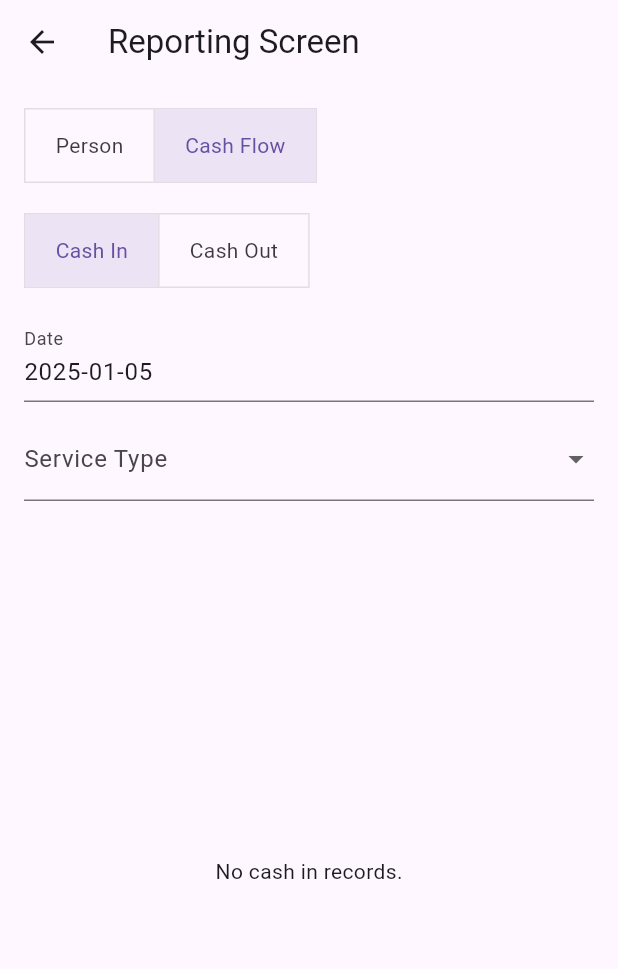
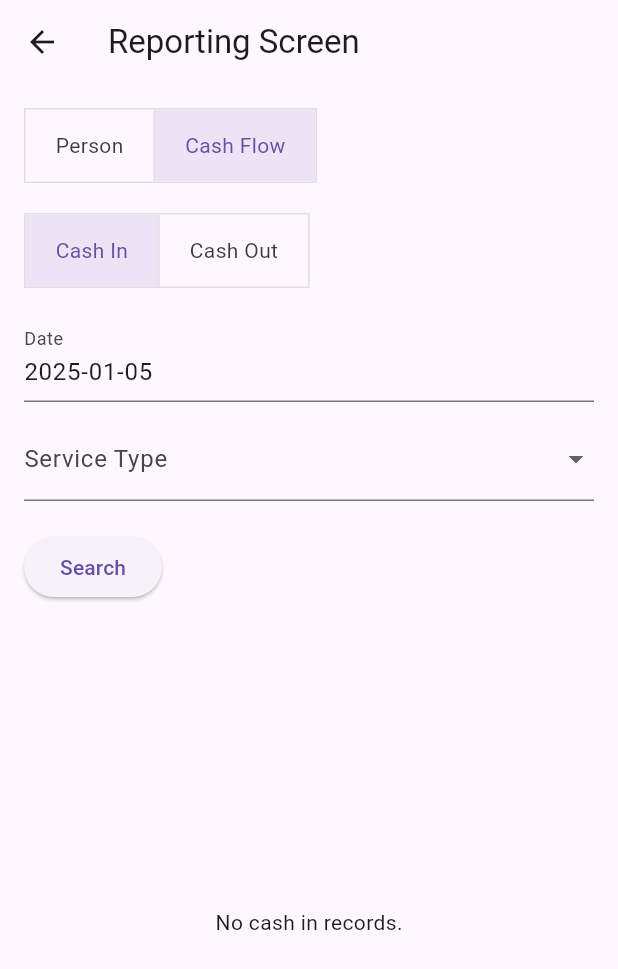
Before and after one commit to gulezahranaqvi812004/Salon-Management-System, a Flutter app: the ReportingScreen screen opened directly, after a tap on "Cash Flow", on a phone screen of 412 x 824 dp. Shown: the top 969 px of the screen. Run offline on Flutter 3.47's test engine with Material 3 defaults, Android fonts, the phone set to English and light mode, and no system bars; our stand-ins replace cloud_firestore, firebase_core; accounts and stored records are empty.

Commit message:
Search by Date Added

```diff
--- a/lib/screens/reporting_screen.dart
+++ b/lib/screens/reporting_screen.dart
@@ -18,12 +18,16 @@ class _ReportingScreenState extends State<ReportingScreen> {
 
   // Filter controllers
   final TextEditingController _dateController = TextEditingController();
-  final TextEditingController _serviceTypeController = TextEditingController();
-  final TextEditingController _expenseCategoryController = TextEditingController();
 
   // Service types for filtering (Cash In)
   final List<String> _serviceTypes = [
-    'Haircut', 'Facial', 'Massage', 'Manicure', 'Pedicure', 'Hair Coloring', 'Other'
+    'Haircut',
+    'Facial',
+    'Massage',
+    'Manicure',
+    'Pedicure',
+    'Hair Coloring',
+    'Other'
   ];
 
   // Expense categories for filtering (Cash Out)
@@ -40,19 +44,13 @@ class _ReportingScreenState extends State<ReportingScreen> {
   @override
   void initState() {
     super.initState();
-    _dateController.text = DateTime.now().toLocal().toString().split(' ')[0]; // Default to today's date
-  }
-
-  // Function to fetch Persons data
-  Stream<QuerySnapshot> _getPersonsData() {
-    return _firestore.collection('persons').snapshots();
+    _dateController.text =
+    DateTime.now().toLocal().toString().split(' ')[0]; // Default to today's date
   }
 
   // Function to fetch Cash Flow data (Cash In)
   Stream<QuerySnapshot> _getCashInData() {
-    CollectionReference collection = _firestore.collection('cash_in');
-
-    Query query = collection;
+    Query query = _firestore.collection('cash_in');
 
     // Apply Date filter if selected
     if (_selectedDate != null && _selectedDate!.isNotEmpty) {
@@ -67,7 +65,7 @@ class _ReportingScreenState extends State<ReportingScreen> {
     return query.snapshots();
   }
 
-  // Function to fetch Cash Out data
+  // Function to fetch Cash Flow data (Cash Out)
   Stream<QuerySnapshot> _getCashOutData() {
     Query query = _firestore.collection('cash_out');
 
@@ -77,7 +75,8 @@ class _ReportingScreenState extends State<ReportingScreen> {
     }
 
     // Apply Expense Category filter if selected
-    if (_selectedExpenseCategory != null && _selectedExpenseCategory!.isNotEmpty) {
+    if (_selectedExpenseCategory != null &&
+        _selectedExpenseCategory!.isNotEmpty) {
       query = query.where('expenseCategory', isEqualTo: _selectedExpenseCategory);
     }
 
@@ -153,7 +152,8 @@ class _ReportingScreenState extends State<ReportingScreen> {
                   );
                   if (pickedDate != null) {
                     setState(() {
-                      _dateController.text = pickedDate.toLocal().toString().split(' ')[0];
+                      _dateController.text =
+                      pickedDate.toLocal().toString().split(' ')[0];
                       _selectedDate = _dateController.text;
                     });
                   }
@@ -161,7 +161,6 @@ class _ReportingScreenState extends State<ReportingScreen> {
               ),
               const SizedBox(height: 10),
               if (isCashInSelected) ...[
-                // Cash In filters (Service Type)
                 DropdownButtonFormField<String>(
                   decoration: const InputDecoration(labelText: 'Service Type'),
                   value: _selectedServiceType,
@@ -178,7 +177,6 @@ class _ReportingScreenState extends State<ReportingScreen> {
                   },
                 ),
               ] else ...[
-                // Cash Out filters (Expense Category)
                 DropdownButtonFormField<String>(
                   decoration: const InputDecoration(labelText: 'Expense Category'),
                   value: _selectedExpenseCategory,
@@ -196,15 +194,24 @@ class _ReportingScreenState extends State<ReportingScreen> {
                 ),
               ],
               const SizedBox(height: 20),
+              ElevatedButton(
+                onPressed: () {
+                  setState(() {
+                    // Trigger filtering based on selected date
+                  });
+                },
+                child: const Text('Search'),
+              ),
+              const SizedBox(height: 20),
             ],
 
             // Display the data based on selection
             Expanded(
               child: isPersonSelected
-                  ? _buildPersonList() // Person data display
+                  ? _buildPersonList()
                   : isCashInSelected
-                  ? _buildCashInList() // Cash In data display
-                  : _buildCashOutList(), // Cash Out data display
+                  ? _buildCashInList()
+                  : _buildCashOutList(),
             ),
           ],
         ),
@@ -215,7 +222,7 @@ class _ReportingScreenState extends State<ReportingScreen> {
   // Function to build Person list
   Widget _buildPersonList() {
     return StreamBuilder<QuerySnapshot>(
-      stream: _getPersonsData(),
+      stream: _firestore.collection('persons').snapshots(),
       builder: (context, snapshot) {
         if (snapshot.connectionState == ConnectionState.waiting) {
           return const Center(child: CircularProgressIndicator());
@@ -262,7 +269,8 @@ class _ReportingScreenState extends State<ReportingScreen> {
             final transaction = cashIn[index];
             return ListTile(
               title: Text('Amount: ${transaction['amount']}'),
-              subtitle: Text('Service: ${transaction['serviceType']}, Date: ${transaction['date']}'),
+              subtitle: Text(
+                  'Service: ${transaction['serviceType']}, Date: ${transaction['date']}'),
             );
           },
         );
@@ -291,7 +299,8 @@ class _ReportingScreenState extends State<ReportingScreen> {
             final transaction = cashOut[index];
             return ListTile(
               title: Text('Amount: ${transaction['amount']}'),
-              subtitle: Text('Category: ${transaction['expenseCategory']}, Date: ${transaction['date']}'),
+              subtitle: Text(
+                  'Category: ${transaction['expenseCategory']}, Date: ${transaction['date']}'),
             );
           },
         );
```
